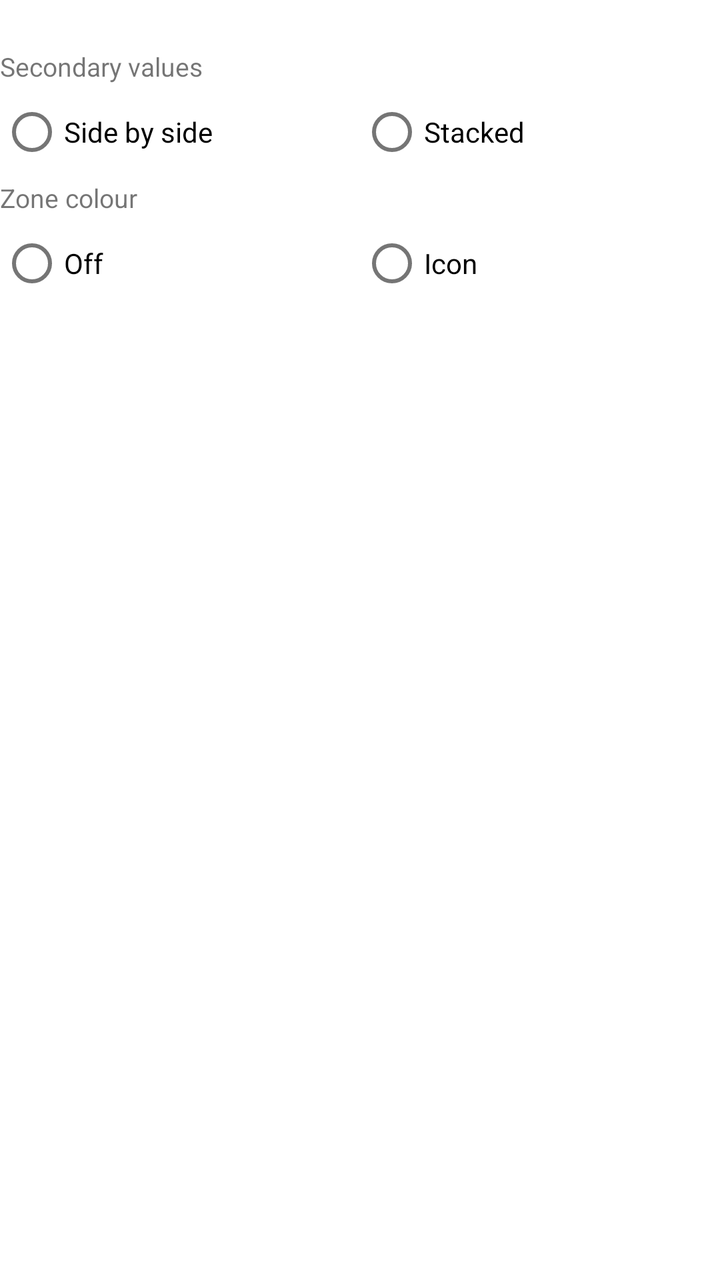
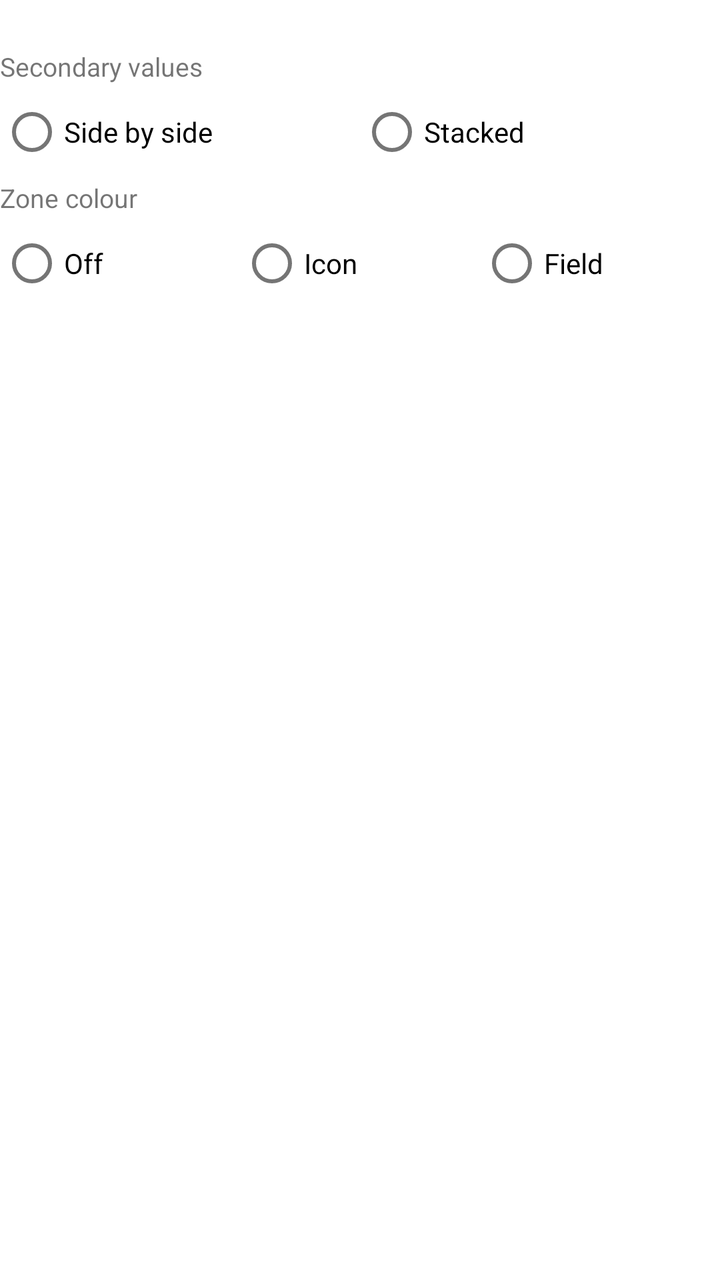

Screens rendered from an Android XML layout before and after an edit, with the pre-edit source and the edit as a unified diff.
<!-- AndroidManifest.xml: fallback theme Theme.MaterialComponents.DayNight.NoActionBar -->
<!-- res/layout/settings_field.xml -->
<?xml version="1.0" encoding="utf-8"?>
<LinearLayout xmlns:android="http://schemas.android.com/apk/res/android"
    android:layout_width="match_parent"
    android:layout_height="wrap_content"
    android:orientation="vertical"
    android:paddingBottom="20dp">

    <TextView
        android:id="@+id/field_name"
        android:layout_width="match_parent"
        android:layout_height="wrap_content"
        android:textSize="18sp"
        android:textStyle="bold" />

    <TextView
        android:layout_width="match_parent"
        android:layout_height="wrap_content"
        android:text="@string/setting_secondary_layout"
        android:textSize="13sp" />

    <RadioGroup
        android:id="@+id/layout_choice"
        android:layout_width="match_parent"
        android:layout_height="wrap_content"
        android:orientation="horizontal">

        <RadioButton
            android:id="@+id/layout_side_by_side"
            android:layout_width="0dp"
            android:layout_height="wrap_content"
            android:layout_weight="1"
            android:text="@string/setting_layout_side_by_side" />

        <RadioButton
            android:id="@+id/layout_stacked"
            android:layout_width="0dp"
            android:layout_height="wrap_content"
            android:layout_weight="1"
            android:text="@string/setting_layout_stacked" />
    </RadioGroup>

    
    <LinearLayout
        android:id="@+id/zone_color_section"
        android:layout_width="match_parent"
        android:layout_height="wrap_content"
        android:orientation="vertical">

        <TextView
            android:layout_width="match_parent"
            android:layout_height="wrap_content"
            android:text="@string/setting_zone_color"
            android:textSize="13sp" />

        <RadioGroup
            android:id="@+id/zone_color_choice"
            android:layout_width="match_parent"
            android:layout_height="wrap_content"
            android:orientation="horizontal">

            <RadioButton
                android:id="@+id/zone_color_none"
                android:layout_width="0dp"
                android:layout_height="wrap_content"
                android:layout_weight="1"
                android:text="@string/setting_zone_color_none" />

            <RadioButton
                android:id="@+id/zone_color_icon"
                android:layout_width="0dp"
                android:layout_height="wrap_content"
                android:layout_weight="1"
                android:text="@string/setting_zone_color_icon" />
        </RadioGroup>
    </LinearLayout>
</LinearLayout>
<!-- resources referenced by this layout -->
<resources>
  <string name="setting_layout_side_by_side">Side by side</string>
  <string name="setting_layout_stacked">Stacked</string>
  <string name="setting_secondary_layout">Secondary values</string>
  <string name="setting_zone_color">Zone colour</string>
  <string name="setting_zone_color_icon">Icon</string>
  <string name="setting_zone_color_none">Off</string>
</resources>

<!-- the commit's change to res/layout/settings_field.xml (unified diff, before → after) -->
@@ -71,6 +71,13 @@
                 android:layout_height="wrap_content"
                 android:layout_weight="1"
                 android:text="@string/setting_zone_color_icon" />
+
+            <RadioButton
+                android:id="@+id/zone_color_field"
+                android:layout_width="0dp"
+                android:layout_height="wrap_content"
+                android:layout_weight="1"
+                android:text="@string/setting_zone_color_field" />
         </RadioGroup>
     </LinearLayout>
 </LinearLayout>
<!-- resource entries referenced after the edit -->
@@ -4,6 +4,7 @@
   <string name="setting_layout_stacked">Stacked</string>
   <string name="setting_secondary_layout">Secondary values</string>
   <string name="setting_zone_color">Zone colour</string>
+  <string name="setting_zone_color_field">Field</string>
   <string name="setting_zone_color_icon">Icon</string>
   <string name="setting_zone_color_none">Off</string>
 </resources>
